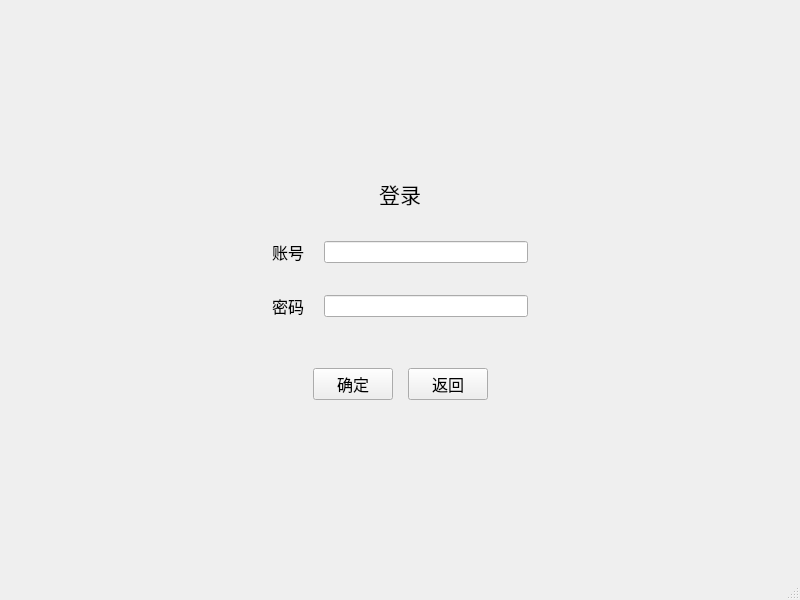
Before: the Qt Designer form mainCode/login.ui in CarlosDJY/QtBasedGroupWork, drawn with Qt 5.
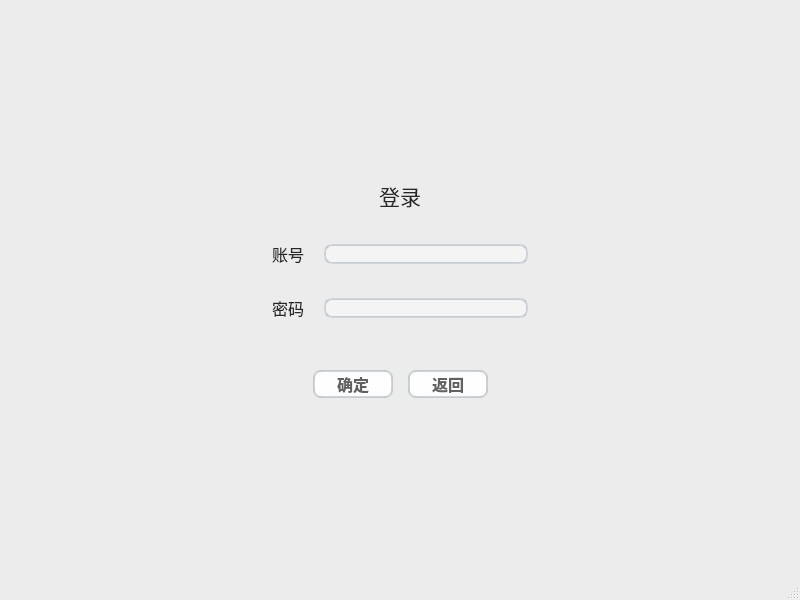
After: the same form once the commit is applied. Icons and pictures are not drawn.

The edit to the form file:
```diff
--- a/mainCode/login.ui
+++ b/mainCode/login.ui
@@ -13,6 +13,443 @@
   <property name="windowTitle">
    <string>MainWindow</string>
   </property>
+  <property name="styleSheet">
+   <string notr="true">/*
+ * MacOS Style Sheet for QT Applications
+ * Author: Jaime A. Quiroga P.
+ * Company: GTRONICK
+ * Last updated: 25/12/2020, 23:10.
+ * Available at: https://github.com/GTRONICK/QSS/blob/master/MacOS.qss
+ */
+QMainWindow {
+    background-color:#ececec;
+}
+QPushButton, QToolButton, QCommandLinkButton{
+    padding: 0 5px 0 5px;
+    border-style: solid;
+    border-top-color: qlineargradient(spread:pad, x1:0, y1:0, x2:0, y2:1, stop:0 #c1c9cf, stop:1 #d2d8dd);
+    border-right-color: qlineargradient(spread:pad, x1:1, y1:0, x2:0, y2:0, stop:0 #c1c9cf, stop:1 #d2d8dd);
+    border-bottom-color: qlineargradient(spread:pad, x1:0, y1:1, x2:0, y2:0, stop:0 #c1c9cf, stop:1 #d2d8dd);
+    border-left-color: qlineargradient(spread:pad, x1:0, y1:0, x2:1, y2:0, stop:0 #c1c9cf, stop:1 #d2d8dd);
+    border-width: 2px;
+    border-radius: 8px;
+    color: #616161;
+    font-weight: bold;
+    background-color: qlineargradient(spread:pad, x1:0.5, y1:0, x2:0.5, y2:1, stop:0 #fbfdfd, stop:0.5 #ffffff, stop:1 #fbfdfd);
+}
+QPushButton::default, QToolButton::default, QCommandLinkButton::default{
+    border: 2px solid transparent;
+    color: #FFFFFF;
+    background-color: qlineargradient(spread:pad, x1:0.5, y1:0, x2:0.5, y2:1, stop:0 #84afe5, stop:1 #1168e4);
+}
+QPushButton:hover, QToolButton:hover, QCommandLinkButton:hover{
+    color: #3d3d3d;
+}
+QPushButton:pressed, QToolButton:pressed, QCommandLinkButton:pressed{
+    color: #aeaeae;
+    background-color: qlineargradient(spread:pad, x1:0.5, y1:0, x2:0.5, y2:1, stop:0 #ffffff, stop:0.5 #fbfdfd, stop:1 #ffffff);
+}
+QPushButton:disabled, QToolButton:disabled, QCommandLinkButton:disabled{
+    color: #616161;
+    background-color: qlineargradient(spread:pad, x1:0.5, y1:0, x2:0.5, y2:1, stop:0 #dce7eb, stop:0.5 #e0e8eb, stop:1 #dee7ec);
+}
+QLineEdit, QTextEdit, QPlainTextEdit, QSpinBox, QDoubleSpinBox, QTimeEdit, QDateEdit, QDateTimeEdit {
+    border-width: 2px;
+    border-radius: 8px;
+    border-style: solid;
+    border-top-color: qlineargradient(spread:pad, x1:0.5, y1:1, x2:0.5, y2:0, stop:0 #c1c9cf, stop:1 #d2d8dd);
+    border-right-color: qlineargradient(spread:pad, x1:0, y1:0, x2:1, y2:0, stop:0 #c1c9cf, stop:1 #d2d8dd);
+    border-bottom-color: qlineargradient(spread:pad, x1:0.5, y1:0, x2:0.5, y2:1, stop:0 #c1c9cf, stop:1 #d2d8dd);
+    border-left-color: qlineargradient(spread:pad, x1:1, y1:0, x2:0, y2:0, stop:0 #c1c9cf, stop:1 #d2d8dd);
+    background-color: #f4f4f4;
+    color: #3d3d3d;
+}
+QLineEdit:focus, QTextEdit:focus, QPlainTextEdit:focus, QSpinBox:focus, QDoubleSpinBox:focus, QTimeEdit:focus, QDateEdit:focus, QDateTimeEdit:focus {
+    border-width: 2px;
+    border-radius: 8px;
+    border-style: solid;
+    border-top-color: qlineargradient(spread:pad, x1:0.5, y1:1, x2:0.5, y2:0, stop:0 #85b7e3, stop:1 #9ec1db);
+    border-right-color: qlineargradient(spread:pad, x1:0, y1:0, x2:1, y2:0, stop:0 #85b7e3, stop:1 #9ec1db);
+    border-bottom-color: qlineargradient(spread:pad, x1:0.5, y1:0, x2:0.5, y2:1, stop:0 #85b7e3, stop:1 #9ec1db);
+    border-left-color: qlineargradient(spread:pad, x1:1, y1:0, x2:0, y2:0, stop:0 #85b7e3, stop:1 #9ec1db);
+    background-color: #f4f4f4;
+    color: #3d3d3d;
+}
+QLineEdit:disabled, QTextEdit:disabled, QPlainTextEdit:disabled, QSpinBox:disabled, QDoubleSpinBox:disabled, QTimeEdit:disabled, QDateEdit:disabled, QDateTimeEdit:disabled {
+    color: #b9b9b9;
+}
+QSpinBox::up-button, QDoubleSpinBox::up-button, QTimeEdit::up-button, QDateEdit::up-button, QDateTimeEdit::up-button {
+    subcontrol-origin: padding;
+    subcontrol-position: top right;
+    width: 15px;
+    color: #272727;
+    border-left-width: 1px;
+    border-left-color: darkgray;
+    border-left-style: solid;
+    border-top-right-radius: 3px;
+    padding: 3px;
+}
+QSpinBox::down-button, QDoubleSpinBox::down-button, QTimeEdit::down-button, QDateEdit::down-button, QDateTimeEdit::down-button {
+    subcontrol-origin: padding;
+    subcontrol-position: bottom right;
+    width: 15px;
+    color: #272727;
+    border-left-width: 1px;
+    border-left-color: darkgray;
+    border-left-style: solid;
+    border-bottom-right-radius: 3px;
+    padding: 3px;
+}
+QSpinBox::up-button:pressed, QDoubleSpinBox::up-button:pressed, QTimeEdit::up-button:pressed, QDateEdit::up-button:pressed, QDateTimeEdit::up-button:pressed {
+    color: #aeaeae;
+    background-color: qlineargradient(spread:pad, x1:0.5, y1:0, x2:0.5, y2:1, stop:0 #ffffff, stop:0.5 #fbfdfd, stop:1 #ffffff);
+}
+QSpinBox::down-button:pressed, QDoubleSpinBox::down-button:pressed, QTimeEdit::down-button:pressed, QDateEdit::down-button:pressed, QDateTimeEdit::down-button:pressed {
+    color: #aeaeae;
+    background-color: qlineargradient(spread:pad, x1:0.5, y1:0, x2:0.5, y2:1, stop:0 #ffffff, stop:0.5 #fbfdfd, stop:1 #ffffff);
+}
+QSpinBox::up-button:hover, QDoubleSpinBox::up-button:hover, QTimeEdit::up-button:hover, QDateEdit::up-button:hover, QDateTimeEdit::up-button:hover {
+    color: #FFFFFF;
+    border-top-right-radius: 5px;
+    background-color: qlineargradient(spread:pad, x1:0.5, y1:0, x2:0.5, y2:1, stop:0 #84afe5, stop:1 #1168e4);
+    
+}
+QSpinBox::down-button:hover, QDoubleSpinBox::down-button:hover, QTimeEdit::down-button:hover, QDateEdit::down-button:hover, QDateTimeEdit::down-button:hover {
+    color: #FFFFFF;
+    border-bottom-right-radius: 5px;
+    background-color: qlineargradient(spread:pad, x1:0.5, y1:0, x2:0.5, y2:1, stop:0 #84afe5, stop:1 #1168e4);
+}
+QSpinBox::up-arrow, QDoubleSpinBox::up-arrow, QTimeEdit::up-arrow, QDateEdit::up-arrow, QDateTimeEdit::up-arrow {
+    image: url(/usr/share/icons/Adwaita/16x16/actions/go-up-symbolic.symbolic.png);
+}
+QSpinBox::down-arrow, QDoubleSpinBox::down-arrow, QTimeEdit::down-arrow, QDateEdit::down-arrow, QDateTimeEdit::down-arrow {
+    image: url(/usr/share/icons/Adwaita/16x16/actions/go-down-symbolic.symbolic.png);
+}
+QProgressBar {
+    max-height: 8px;
+    text-align: center;
+    font: italic bold 11px;
+    color: #3d3d3d;
+    border: 1px solid transparent;
+    border-radius:4px;
+    background-color: qlineargradient(spread:pad, x1:0, y1:0, x2:0, y2:1, stop:0 #ddd5d5, stop:0.5 #dad3d3, stop:1 #ddd5d5);
+}
+QProgressBar::chunk {
+    background-color: qlineargradient(spread:pad, x1:0, y1:0, x2:0, y2:1, stop:0 #467dd1, stop:0.5 #3b88fc, stop:1 #467dd1);
+    border-radius: 4px;
+}
+QProgressBar:disabled {
+    color: #616161;
+}
+QProgressBar::chunk:disabled {
+    background-color: #aeaeae;
+}
+QSlider::groove {
+    border: 1px solid #bbbbbb;
+    background-color: #52595d;
+    border-radius: 4px;
+}
+QSlider::groove:horizontal {
+    height: 6px;
+}
+QSlider::groove:vertical {
+    width: 6px;
+}
+QSlider::handle:horizontal {
+    background: #ffffff;
+    border-style: solid;
+    border-width: 1px;
+    border-color: rgb(207,207,207);
+    width: 12px;
+    margin: -5px 0;
+    border-radius: 7px;
+}
+QSlider::handle:vertical {
+    background: #ffffff;
+    border-style: solid;
+    border-width: 1px;
+    border-color: rgb(207,207,207);
+    height: 12px;
+    margin: 0 -5px;
+    border-radius: 7px;
+}
+QSlider::add-page, QSlider::sub-page {
+    border: 1px transparent;
+    background-color: #52595d;
+    border-radius: 4px;
+}
+QSlider::add-page:horizontal {
+    background: qlineargradient(spread:pad, x1:0, y1:0, x2:0, y2:1, stop:0 #ddd5d5, stop:0.5 #dad3d3, stop:1 #ddd5d5);
+}
+QSlider::sub-page:horizontal {
+    background-color: qlineargradient(spread:pad, x1:0, y1:0, x2:1, y2:0, stop:0 #467dd1, stop:0.5 #3b88fc, stop:1 #467dd1);
+}
+QSlider::add-page:vertical {
+    background-color: qlineargradient(spread:pad, x1:0, y1:0, x2:0, y2:1, stop:0 #467dd1, stop:0.5 #3b88fc, stop:1 #467dd1);
+}
+QSlider::sub-page:vertical {
+    background: qlineargradient(spread:pad, x1:0, y1:0, x2:1, y2:0, stop:0 #ddd5d5, stop:0.5 #dad3d3, stop:1 #ddd5d5);
+}
+QSlider::add-page:horizontal:disabled, QSlider::sub-page:horizontal:disabled, QSlider::add-page:vertical:disabled, QSlider::sub-page:vertical:disabled {
+    background: #b9b9b9;
+}
+QComboBox, QFontComboBox {
+    border-width: 2px;
+    border-radius: 8px;
+    border-style: solid;
+    border-top-color: qlineargradient(spread:pad, x1:0.5, y1:1, x2:0.5, y2:0, stop:0 #c1c9cf, stop:1 #d2d8dd);
+    border-right-color: qlineargradient(spread:pad, x1:0, y1:0, x2:1, y2:0, stop:0 #c1c9cf, stop:1 #d2d8dd);
+    border-bottom-color: qlineargradient(spread:pad, x1:0.5, y1:0, x2:0.5, y2:1, stop:0 #c1c9cf, stop:1 #d2d8dd);
+    border-left-color: qlineargradient(spread:pad, x1:1, y1:0, x2:0, y2:0, stop:0 #c1c9cf, stop:1 #d2d8dd);
+    background-color: #f4f4f4;
+    color: #272727;
+    padding-left: 5px;
+}
+QComboBox:editable, QComboBox:!editable, QComboBox::drop-down:editable, QComboBox:!editable:on, QComboBox::drop-down:editable:on {
+    background: #ffffff;
+}
+QComboBox::drop-down {
+    subcontrol-origin: padding;
+    subcontrol-position: top right;
+    width: 15px;
+    color: #272727;
+    border-left-width: 1px;
+    border-left-color: darkgray;
+    border-left-style: solid;
+    border-top-right-radius: 3px;
+    border-bottom-right-radius: 3px;
+}
+QComboBox::down-arrow {
+    image: url(/usr/share/icons/Adwaita/16x16/actions/go-down-symbolic.symbolic.png); /*Adawaita icon thene*/
+}
+
+QComboBox::down-arrow:on {
+    top: 1px;
+    left: 1px;
+}
+QComboBox QAbstractItemView {
+    border: 1px solid darkgray;
+    border-radius: 8px;
+    selection-background-color: #dadada;
+    selection-color: #272727;
+    color: #272727;
+    background: white;
+}
+QLabel, QCheckBox, QRadioButton {
+    color: #272727;
+}
+QCheckBox {
+    padding: 2px;
+}
+QCheckBox:disabled, QRadioButton:disabled {
+    color: #808086;
+    padding: 2px;
+}
+
+QCheckBox:hover {
+    border-radius:4px;
+    border-style:solid;
+    padding-left: 1px;
+    padding-right: 1px;
+    padding-bottom: 1px;
+    padding-top: 1px;
+    border-width:1px;
+    border-color: transparent;
+}
+QCheckBox::indicator:checked {
+    image: url(/usr/share/icons/Adwaita/16x16/actions/object-select-symbolic.symbolic.png);
+    height: 15px;
+    width: 15px;
+    border-style:solid;
+    border-width: 1px;
+    border-color: #48a5fd;
+    color: #ffffff;
+    border-radius: 3px;
+    background-color: qlineargradient(spread:pad, x1:0, y1:0, x2:0, y2:1, stop:0 #48a5fd, stop:0.5 #329cfb, stop:1 #48a5fd);
+}
+QCheckBox::indicator:unchecked {
+    
+    height: 15px;
+    width: 15px;
+    border-style:solid;
+    border-width: 1px;
+    border-color: #48a5fd;
+    border-radius: 3px;
+    background-color: #fbfdfa;
+}
+QLCDNumber {
+    color: #616161;;
+}
+QMenuBar {
+    background-color: #ececec;
+}
+QMenuBar::item {
+    color: #616161;
+    spacing: 3px;
+    padding: 1px 4px;
+    background-color: #ececec;
+}
+
+QMenuBar::item:selected {
+    background-color: #dadada;
+    color: #3d3d3d;
+}
+QMenu {
+    background-color: #ececec;
+}
+QMenu::item:selected {
+    background-color: #dadada;
+    color: #3d3d3d;
+}
+QMenu::item {
+    color: #616161;;
+    background-color: #e0e0e0;
+}
+QTabWidget {
+    color:rgb(0,0,0);
+    background-color:#000000;
+}
+QTabWidget::pane {
+    border-color: #050a0e;
+    background-color: #e0e0e0;
+    border-width: 1px;
+    border-radius: 4px;
+    position: absolute;
+    top: -0.5em;
+    padding-top: 0.5em;
+}
+
+QTabWidget::tab-bar {
+    alignment: center;
+}
+
+QTabBar::tab {
+    border-bottom: 1px solid #c0c0c0;
+    padding: 3px;
+    color: #272727;
+    background-color: #fefefc;
+    margin-left:0px;
+}
+QTabBar::tab:!last {
+    border-right: 1px solid;
+    border-right-color: #c0c0c0;
+    border-bottom-color: #c0c0c0;
+}
+QTabBar::tab:first {
+    border-top-left-radius: 4px;
+    border-bottom-left-radius: 4px;
+}
+QTabBar::tab:last {
+    border-top-right-radius: 4px;
+    border-bottom-right-radius: 4px;
+}
+QTabBar::tab:selected, QTabBar::tab:last:selected, QTabBar::tab:hover {
+    color: #FFFFFF;
+    background-color: qlineargradient(spread:pad, x1:0.5, y1:0, x2:0.5, y2:1, stop:0 #84afe5, stop:1 #1168e4);
+}
+QRadioButton::indicator {
+    height: 14px;
+    width: 14px;
+    border-style:solid;
+    border-radius:7px;
+    border-width: 1px;
+}
+QRadioButton::indicator:checked {
+    border-color: #48a5fd;
+    background-color: qradialgradient(cx:0.5, cy:0.5, radius:0.4,fx:0.5, fy:0.5, stop:0 #ffffff, stop:0.5 #ffffff, stop:0.6 #48a5fd, stop:1 #48a5fd);
+}
+QRadioButton::indicator:!checked {
+    border-color: #a9b7c6;
+    background-color: #fbfdfa;
+}
+QStatusBar {
+    color:#027f7f;
+}
+
+QDial {
+    background: #16a085;
+}
+
+QToolBox {
+    color: #a9b7c6;
+    background-color: #222b2e;
+}
+QToolBox::tab {
+    color: #a9b7c6;
+    background-color:#222b2e;
+}
+QToolBox::tab:selected {
+    color: #FFFFFF;
+    background-color:#222b2e;
+}
+QScrollArea {
+    color: #FFFFFF;
+    background-color:#222b2e;
+}
+
+QScrollBar:horizontal {
+	max-height: 10px;
+	border: 1px transparent grey;
+	margin: 0px 20px 0px 20px;
+	background: transparent;
+}
+QScrollBar:vertical {
+	max-width: 10px;
+	border: 1px transparent grey;
+	margin: 20px 0px 20px 0px;
+	background: transparent;
+}
+QScrollBar::handle:vertical, QScrollBar::handle:horizontal {
+	background: #52595d;
+	border-style: transparent;
+	border-radius: 4px;
+	min-height: 25px;
+}
+QScrollBar::handle:horizontal:hover, QScrollBar::handle:vertical:hover {
+	background: qlineargradient(spread:pad, x1:0, y1:0, x2:1, y2:0, stop:0 #467dd1, stop:0.5 #3b88fc, stop:1 #467dd1);
+}
+QScrollBar::add-line, QScrollBar::sub-line {
+    border: 2px transparent grey;
+    border-radius: 4px;
+    subcontrol-origin: margin;
+    background: #b9b9b9;
+}
+QScrollBar::add-line:horizontal {
+    width: 20px;
+    subcontrol-position: right;
+}
+QScrollBar::add-line:vertical {
+    height: 20px;
+    subcontrol-position: bottom;
+}
+QScrollBar::sub-line:horizontal {
+    width: 20px;
+    subcontrol-position: left;
+}
+QScrollBar::sub-line:vertical {
+    height: 20px;
+    subcontrol-position: top;
+}
+QScrollBar::add-line:vertical:pressed, QScrollBar::add-line:horizontal:pressed, QScrollBar::sub-line:horizontal:pressed, QScrollBar::sub-line:vertical:pressed {
+    background: qlineargradient(spread:pad, x1:0, y1:0, x2:1, y2:0, stop:0 #467dd1, stop:0.5 #3b88fc, stop:1 #467dd1);
+}
+QScrollBar::add-page:horizontal, QScrollBar::sub-page:horizontal, QScrollBar::add-page:vertical, QScrollBar::sub-page:vertical {
+    background: none;
+}
+QScrollBar::up-arrow:vertical {
+    image: url(/usr/share/icons/Adwaita/16x16/actions/go-up-symbolic.symbolic.png);
+}
+QScrollBar::down-arrow:vertical {
+    image: url(/usr/share/icons/Adwaita/16x16/actions/go-down-symbolic.symbolic.png);
+}
+QScrollBar::left-arrow:horizontal {
+    image: url(/usr/share/icons/Adwaita/16x16/actions/go-previous-symbolic.symbolic.png);
+}
+QScrollBar::right-arrow:horizontal {
+    image: url(/usr/share/icons/Adwaita/16x16/actions/go-next-symbolic.symbolic.png);
+}
+</string>
+  </property>
   <widget class="QWidget" name="centralwidget">
    <layout class="QVBoxLayout" name="verticalLayout">
     <item>
@@ -220,10 +657,17 @@
         </item>
         <item>
          <widget class="QPushButton" name="ConfirmButton">
+          <property name="minimumSize">
+           <size>
+            <width>80</width>
+            <height>0</height>
+           </size>
+          </property>
           <property name="font">
            <font>
             <family>等线</family>
             <pointsize>12</pointsize>
+            <bold>true</bold>
            </font>
           </property>
           <property name="text">
@@ -233,10 +677,17 @@
         </item>
         <item>
          <widget class="QPushButton" name="BackButton">
+          <property name="minimumSize">
+           <size>
+            <width>80</width>
+            <height>0</height>
+           </size>
+          </property>
           <property name="font">
            <font>
             <family>等线</family>
             <pointsize>12</pointsize>
+            <bold>true</bold>
            </font>
           </property>
           <property name="text">
```
Left out of the diff: 2 changed lines with no effect on the pictures.
